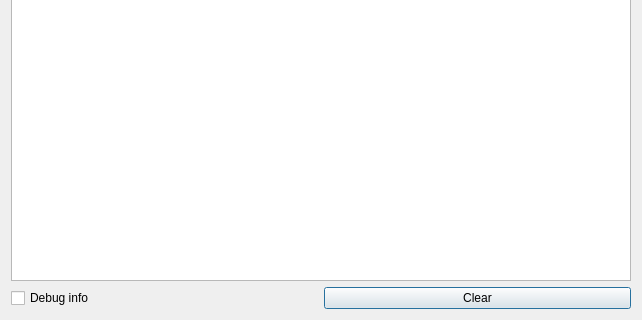
First picture: the form in dialogconsole.ui, repository IvanTsantsarov/herdmind-simulator, before the edit; both pictures show x 0 to 642 and y 189 to 509 of the 642 by 509 pixel window.
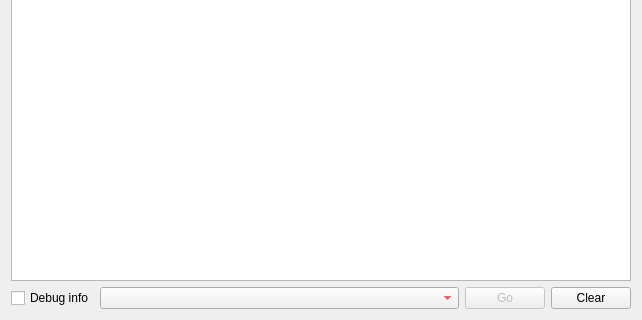
Second picture: the form after the edit. Icons and pictures are not drawn.

The edit to the form file:
```diff
--- a/dialogconsole.ui
+++ b/dialogconsole.ui
@@ -28,6 +28,93 @@
          </property>
         </widget>
        </item>
+       <item>
+        <widget class="QComboBox" name="comboImportant">
+         <property name="sizePolicy">
+          <sizepolicy hsizetype="Expanding" vsizetype="Fixed">
+           <horstretch>0</horstretch>
+           <verstretch>0</verstretch>
+          </sizepolicy>
+         </property>
+         <property name="palette">
+          <palette>
+           <active>
+            <colorrole role="WindowText">
+             <brush brushstyle="SolidPattern">
+              <color alpha="255">
+               <red>255</red>
+               <green>0</green>
+               <blue>0</blue>
+              </color>
+             </brush>
+            </colorrole>
+            <colorrole role="Text">
+             <brush brushstyle="SolidPattern">
+              <color alpha="255">
+               <red>255</red>
+               <green>0</green>
+               <blue>0</blue>
+              </color>
+             </brush>
+            </colorrole>
+            <colorrole role="ButtonText">
+             <brush brushstyle="SolidPattern">
+              <color alpha="255">
+               <red>255</red>
+               <green>0</green>
+               <blue>0</blue>
+              </color>
+             </brush>
+            </colorrole>
+           </active>
+           <inactive>
+            <colorrole role="WindowText">
+             <brush brushstyle="SolidPattern">
+              <color alpha="255">
+               <red>255</red>
+               <green>0</green>
+               <blue>0</blue>
+              </color>
+             </brush>
+            </colorrole>
+            <colorrole role="Text">
+             <brush brushstyle="SolidPattern">
+              <color alpha="255">
+               <red>255</red>
+               <green>0</green>
+               <blue>0</blue>
+              </color>
+             </brush>
+            </colorrole>
+            <colorrole role="ButtonText">
+             <brush brushstyle="SolidPattern">
+              <color alpha="255">
+               <red>255</red>
+               <green>0</green>
+               <blue>0</blue>
+              </color>
+             </brush>
+            </colorrole>
+           </inactive>
+           <disabled/>
+          </palette>
+         </property>
+        </widget>
+       </item>
+       <item>
+        <widget class="QPushButton" name="btnGo">
+         <property name="enabled">
+          <bool>false</bool>
+         </property>
+         <property name="text">
+          <string>Go</string>
+         </property>
+         <property name="icon">
+          <iconset resource="res/res.qrc">
+           <normaloff>:/jump.svg</normaloff>:/jump.svg</iconset>
+         </property>
+        </widget>
+       </item>
        <item>
         <widget class="QPushButton" name="btnClear">
          <property name="text">
```
Left out of the diff: 8 changed lines with no effect on the pictures.
